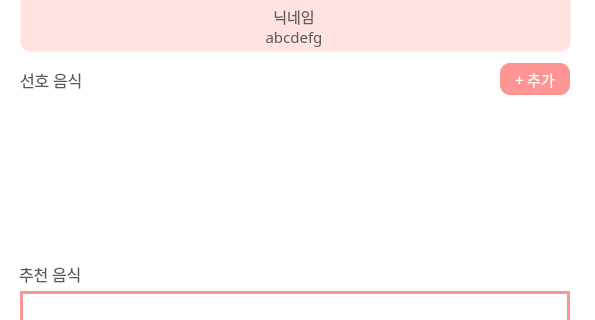
gimmjuu/AIHomeMadeChef, file UI/MainPage.ui: the form before one commit; both pictures show x 0 to 595 and y 193 to 513 of the 595 by 842 pixel window.
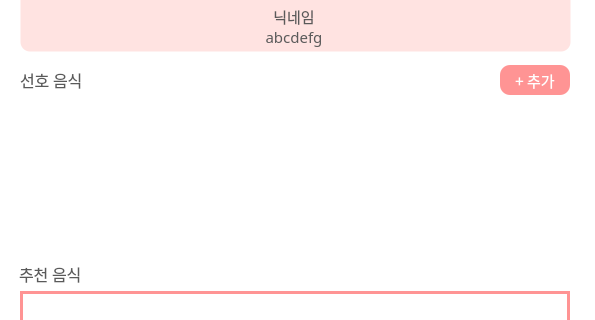
The form after the commit. The open tabs and pages were chosen to show the change. Icons and pictures are not drawn.

What changed in the file:
```diff
--- a/UI/MainPage.ui
+++ b/UI/MainPage.ui
@@ -1571,16 +1571,16 @@
           <x>20</x>
           <y>175</y>
           <width>551</width>
-          <height>190</height>
+          <height>200</height>
          </rect>
         </property>
         <widget class="QLabel" name="label_36">
          <property name="geometry">
           <rect>
-           <x>-5</x>
-           <y>40</y>
-           <width>170</width>
-           <height>140</height>
+           <x>2</x>
+           <y>41</y>
+           <width>172</width>
+           <height>155</height>
           </rect>
          </property>
          <property name="text">
@@ -1596,10 +1596,10 @@
         <widget class="QLabel" name="label_55">
          <property name="geometry">
           <rect>
-           <x>189</x>
-           <y>35</y>
-           <width>170</width>
-           <height>145</height>
+           <x>191</x>
+           <y>44</y>
+           <width>172</width>
+           <height>152</height>
           </rect>
          </property>
          <property name="text">
@@ -1615,10 +1615,10 @@
         <widget class="QLabel" name="label_56">
          <property name="geometry">
           <rect>
-           <x>380</x>
-           <y>34</y>
-           <width>170</width>
-           <height>146</height>
+           <x>376</x>
+           <y>40</y>
+           <width>172</width>
+           <height>155</height>
           </rect>
          </property>
          <property name="text">
@@ -1634,9 +1634,9 @@
         <widget class="QLabel" name="prefer_lbl_2">
          <property name="geometry">
           <rect>
-           <x>2</x>
-           <y>102</y>
-           <width>161</width>
+           <x>15</x>
+           <y>105</y>
+           <width>147</width>
            <height>31</height>
           </rect>
          </property>
@@ -1650,7 +1650,7 @@
          </property>
          <property name="styleSheet">
           <string notr="true">background-color: rgba(255, 255, 255, 0);
-color: rgba(0, 0, 0, 110);</string>
+color: rgba(255, 255, 255, 180);</string>
          </property>
          <property name="text">
           <string/>
@@ -1663,9 +1663,9 @@
          <property name="geometry">
           <rect>
            <x>480</x>
-           <y>2</y>
+           <y>4</y>
            <width>70</width>
-           <height>32</height>
+           <height>30</height>
           </rect>
          </property>
          <property name="font">
@@ -1711,9 +1711,9 @@
         <widget class="QLabel" name="prefer_lbl_1">
          <property name="geometry">
           <rect>
-           <x>0</x>
-           <y>100</y>
-           <width>161</width>
+           <x>13</x>
+           <y>103</y>
+           <width>147</width>
            <height>31</height>
           </rect>
          </property>
@@ -1727,7 +1727,7 @@
          </property>
          <property name="styleSheet">
           <string notr="true">background-color: rgba(255, 255, 255, 0);
-color: rgb(255, 255, 255);</string>
+color: rgb(0, 0, 0, 230);</string>
          </property>
          <property name="text">
           <string/>
@@ -1739,9 +1739,9 @@
         <widget class="QLabel" name="prefer2_lbl_1">
          <property name="geometry">
           <rect>
-           <x>192</x>
-           <y>100</y>
-           <width>161</width>
+           <x>201</x>
+           <y>103</y>
+           <width>150</width>
            <height>31</height>
           </rect>
          </property>
@@ -1755,7 +1755,7 @@
          </property>
          <property name="styleSheet">
           <string notr="true">background-color: rgba(255, 255, 255, 0);
-color: rgb(255,255,255);</string>
+color: rgb(0, 0, 0, 230);</string>
          </property>
          <property name="text">
           <string/>
@@ -1767,9 +1767,9 @@
         <widget class="QLabel" name="prefer2_lbl_2">
          <property name="geometry">
           <rect>
-           <x>194</x>
-           <y>102</y>
-           <width>161</width>
+           <x>203</x>
+           <y>105</y>
+           <width>150</width>
            <height>31</height>
           </rect>
          </property>
@@ -1783,7 +1783,7 @@
          </property>
          <property name="styleSheet">
           <string notr="true">background-color: rgba(255, 255, 255, 0);
-color: rgba(0, 0, 0, 110);</string>
+color: rgba(255, 255, 255, 180);</string>
          </property>
          <property name="text">
           <string/>
@@ -1795,9 +1795,9 @@
         <widget class="QLabel" name="prefer3_lbl_1">
          <property name="geometry">
           <rect>
-           <x>385</x>
-           <y>100</y>
-           <width>161</width>
+           <x>388</x>
+           <y>103</y>
+           <width>150</width>
            <height>31</height>
           </rect>
          </property>
@@ -1811,7 +1811,7 @@
          </property>
          <property name="styleSheet">
           <string notr="true">background-color: rgba(255, 255, 255, 0);
-color: rgb(255, 255, 255);</string>
+color: rgb(0, 0, 0, 230);</string>
          </property>
          <property name="text">
           <string/>
@@ -1823,9 +1823,9 @@
         <widget class="QLabel" name="prefer3_lbl_2">
          <property name="geometry">
           <rect>
-           <x>387</x>
-           <y>102</y>
-           <width>161</width>
+           <x>390</x>
+           <y>105</y>
+           <width>150</width>
            <height>31</height>
           </rect>
          </property>
@@ -1839,7 +1839,7 @@
          </property>
          <property name="styleSheet">
           <string notr="true">background-color: rgba(255, 255, 255, 0);
-color: rgba(0, 0, 0, 110);</string>
+color: rgba(255, 255, 255, 180);</string>
          </property>
          <property name="text">
           <string/>
```
Left out of the diff: 14 changed lines with no effect on the pictures.
